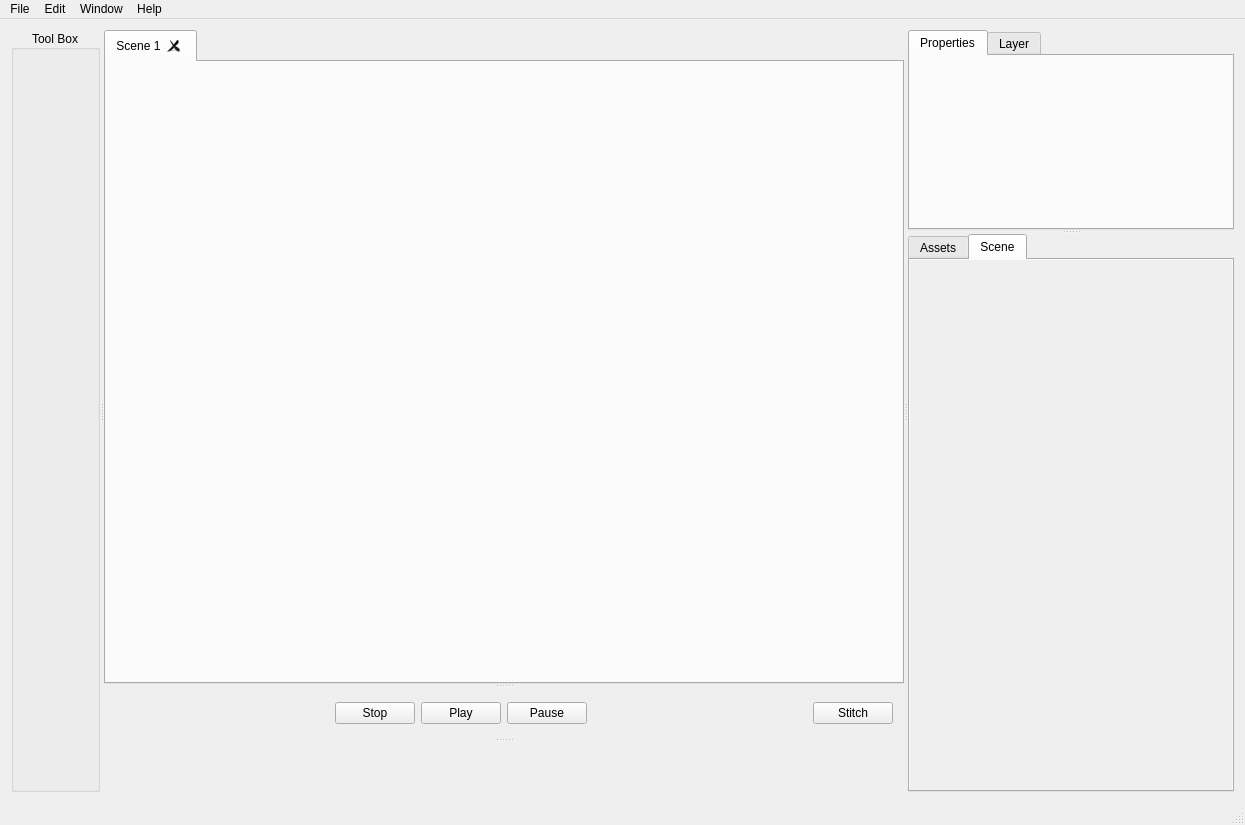
First picture: the form in Animic/UiFiles/animic.ui, repository MervynArt96/AnimicCreator, before the edit.
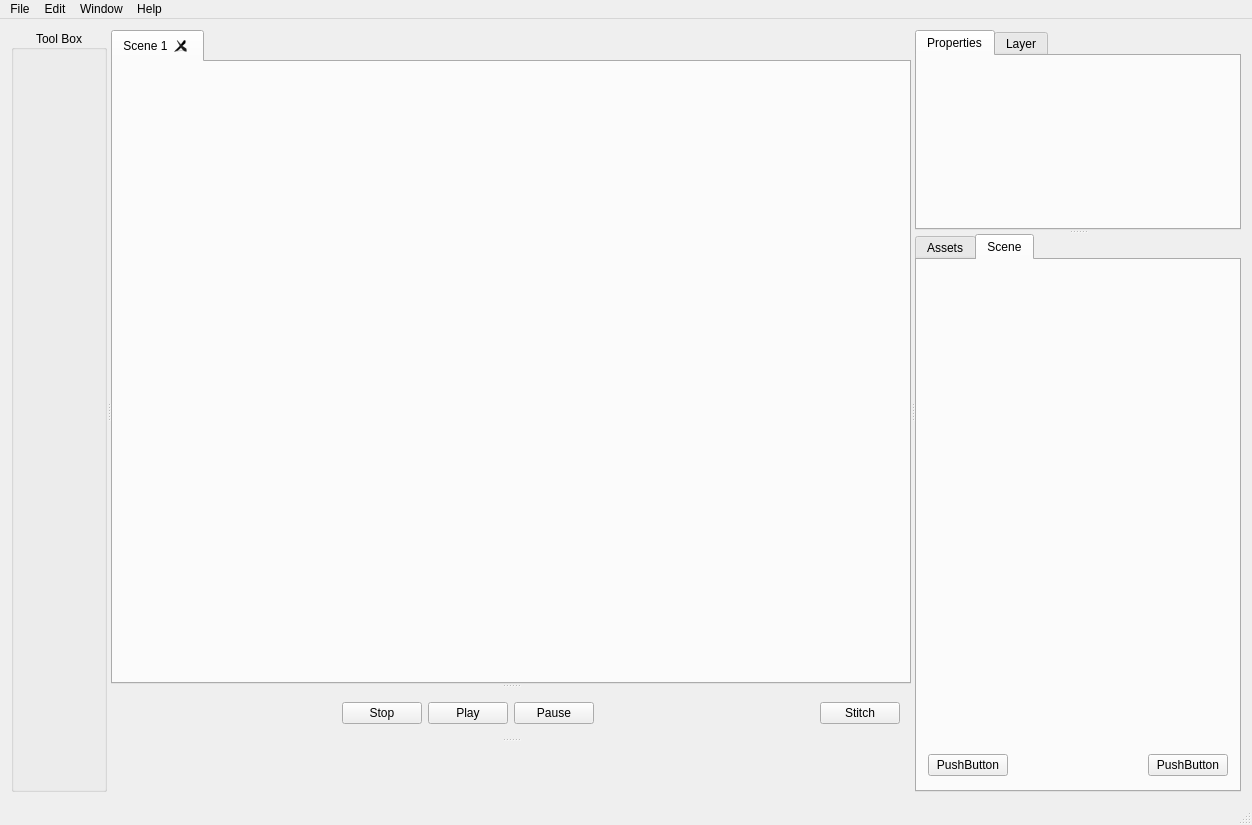
Second picture: the form after the edit. The open tabs and pages were chosen to show the change.

Commit message: Working List View

The edit to the form file:
```diff
--- a/Animic/UiFiles/animic.ui
+++ b/Animic/UiFiles/animic.ui
@@ -6,7 +6,7 @@
    <rect>
     <x>0</x>
     <y>0</y>
-    <width>1245</width>
+    <width>1252</width>
     <height>825</height>
    </rect>
   </property>
@@ -116,7 +116,7 @@
             <property name="minimumSize">
              <size>
               <width>0</width>
-              <height>30</height>
+              <height>50</height>
              </size>
             </property>
             <property name="maximumSize">
@@ -382,17 +382,56 @@
               <number>0</number>
              </property>
              <item>
-              <widget class="QWidget" name="sceneListHolder" native="true">
-               <property name="sizePolicy">
-                <sizepolicy hsizetype="Expanding" vsizetype="Expanding">
-                 <horstretch>0</horstretch>
-                 <verstretch>0</verstretch>
-                </sizepolicy>
-               </property>
-               <property name="autoFillBackground">
-                <bool>true</bool>
-               </property>
-              </widget>
+              <layout class="QVBoxLayout" name="verticalLayout_2">
+               <item>
+                <widget class="QWidget" name="sceneListHolder" native="true"/>
+               </item>
+               <item>
+                <widget class="QWidget" name="widget" native="true">
+                 <property name="minimumSize">
+                  <size>
+                   <width>0</width>
+                   <height>30</height>
+                  </size>
+                 </property>
+                 <property name="maximumSize">
+                  <size>
+                   <width>16777215</width>
+                   <height>50</height>
+                  </size>
+                 </property>
+                 <layout class="QHBoxLayout" name="horizontalLayout_7">
+                  <item>
+                   <widget class="QPushButton" name="pushButton">
+                    <property name="text">
+                     <string>PushButton</string>
+                    </property>
+                   </widget>
+                  </item>
+                  <item>
+                   <spacer name="horizontalSpacer_4">
+                    <property name="orientation">
+                     <enum>Qt::Horizontal</enum>
+                    </property>
+                    <property name="sizeHint" stdset="0">
+                     <size>
+                      <width>40</width>
+                      <height>20</height>
+                     </size>
+                    </property>
+                   </spacer>
+                  </item>
+                  <item>
+                   <widget class="QPushButton" name="pushButton_2">
+                    <property name="text">
+                     <string>PushButton</string>
+                    </property>
+                   </widget>
+                  </item>
+                 </layout>
+                </widget>
+               </item>
+              </layout>
              </item>
             </layout>
            </widget>
@@ -410,7 +449,7 @@
     <rect>
      <x>0</x>
      <y>0</y>
-     <width>1245</width>
+     <width>1252</width>
      <height>26</height>
     </rect>
    </property>
```
Left out of the diff: 2 changed lines with no effect on the pictures. The commit also changes 38 other files.
